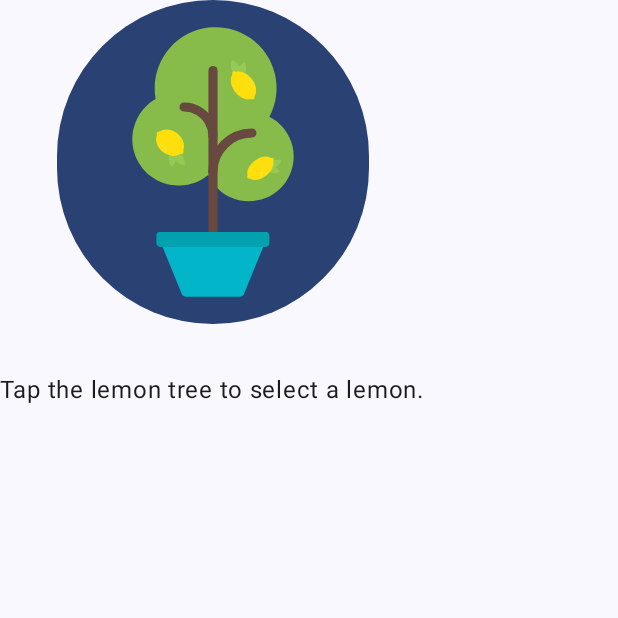
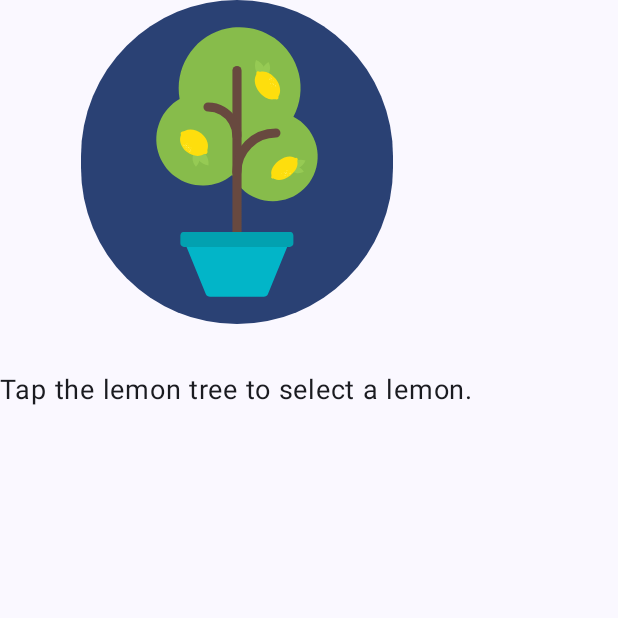
Before and after one commit to Angelosz/Practice_LemonadeApp, an Android app built with Jetpack Compose: the composable LemonadeInteractiveButton shown on its own in the app's theme, on a phone screen of 412 x 824 dp, the top half of it. Run offline under Robolectric (Android 15) with nearby library versions, the phone set to English and light mode, and no system bars.

Commit message:
Increases instructions text size

```diff
--- a/app/src/main/java/com/example/practice_lemonadeapp/MainActivity.kt
+++ b/app/src/main/java/com/example/practice_lemonadeapp/MainActivity.kt
@@ -24,6 +24,7 @@ import androidx.compose.ui.res.painterResource
 import androidx.compose.ui.res.stringResource
 import androidx.compose.ui.tooling.preview.Preview
 import androidx.compose.ui.unit.dp
+import androidx.compose.ui.unit.sp
 import com.example.practice_lemonadeapp.ui.theme.Practice_LemonadeAppTheme
 import kotlin.math.roundToInt
 import kotlin.random.Random
@@ -63,7 +64,7 @@ fun LemonadeInteractiveButton(modifier: Modifier = Modifier){
                 LemonadeState.Filled -> lemonadeState = LemonadeState.Empty
                 LemonadeState.Empty -> lemonadeState = LemonadeState.Harvesting
             }
-        } ) {
+        }) {
             Image(
                 painter = painterResource(when(lemonadeState){
                     LemonadeState.Harvesting -> R.drawable.lemon_tree
@@ -83,7 +84,8 @@ fun LemonadeInteractiveButton(modifier: Modifier = Modifier){
                 LemonadeState.Squeezing -> stringResource(R.string.lemon_squeeze_instruction) + "Glass at ${filledGlassPercentage.roundToInt()}%."
                 LemonadeState.Filled -> stringResource(R.string.lemon_drink_instruction)
                 LemonadeState.Empty -> stringResource(R.string.lemon_restart_instruction)
-            }
+            },
+            fontSize = 18.sp
         )
     }
 }
```
